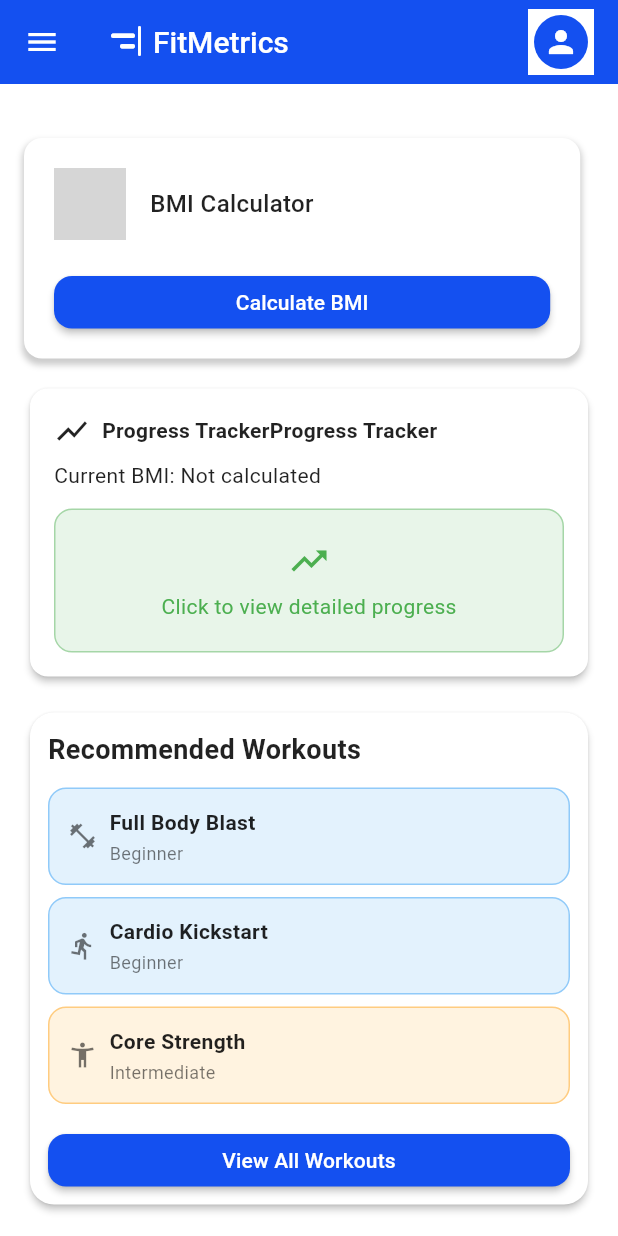
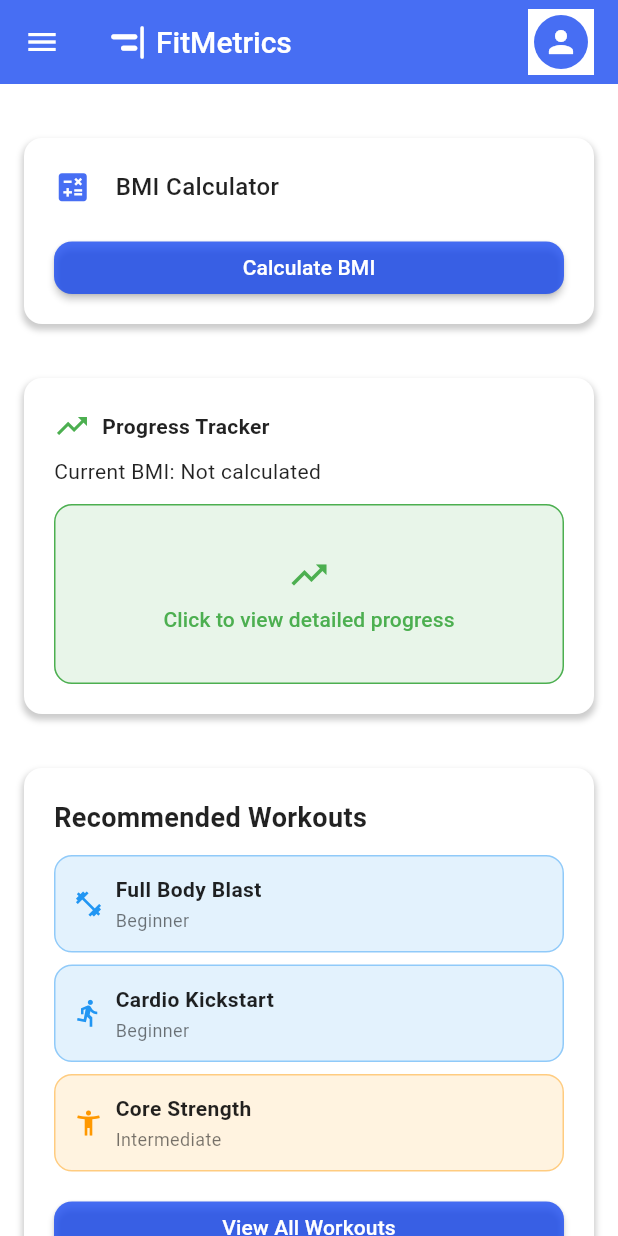
Before and after one commit to Kair1NG/FitMetricsApp, a Flutter app: the screen it shows after launch, on a phone screen of 412 x 824 dp. Run offline on Flutter 3.47's test engine with Material 3 defaults, Android fonts, the phone set to English and light mode, and no system bars; drawn by our look-alikes of auto_size_text; our stand-ins replace fl_chart; Roboto replaces fonts that are missing (ShatellSans); grey boxes are pictures that could not be loaded.

Commit message:
Fix navigation routes and implemented consistency
- Fixed working routes

```diff
--- a/fit_metrics/lib/common/widgets/app_bar.dart
+++ b/fit_metrics/lib/common/widgets/app_bar.dart
@@ -1,3 +1,4 @@
+import 'package:auto_size_text/auto_size_text.dart';
 import 'package:flutter/material.dart';
 
 class CommonAppBar extends StatelessWidget implements PreferredSizeWidget {
@@ -22,16 +23,20 @@ class CommonAppBar extends StatelessWidget implements PreferredSizeWidget {
           Icon(
             icon, // You can change this icon,
             color: colorScheme.onPrimary,
-            size: 24,
+            size: 26,
           ),
           SizedBox(width: 6),
-          Text(
-            title, // this title as well.
-            style: TextStyle(
-              fontFamily: 'ShatellSans',
-              color: colorScheme.onPrimary,
-              fontWeight: FontWeight.w500,
-              fontSize: 20,
+          Expanded(
+            child: AutoSizeText(
+              title, // this title as well.
+              style: TextStyle(
+                color: colorScheme.onPrimary,
+                fontWeight: FontWeight.w500,
+                fontSize: 20,
+              ),
+              maxLines: 1,
+              minFontSize: 12,
+              overflow: TextOverflow.ellipsis,
             ),
           ),
         ],
--- a/fit_metrics/lib/common/widgets/drawer.dart
+++ b/fit_metrics/lib/common/widgets/drawer.dart
@@ -40,12 +40,6 @@ class CommonDrawer extends StatelessWidget {
             },
           ),
           ListTile(
-            title: Text('Register'),
-            onTap: () {
-              Navigator.pushNamed(context, '/register');
-            },
-          ),
-          ListTile(
             title: Text('Recommended Workouts'),
             onTap: () {
               Navigator.pushNamed(context, '/recommended_workouts');
--- a/fit_metrics/lib/main.dart
+++ b/fit_metrics/lib/main.dart
@@ -3,7 +3,6 @@
 import 'package:fit_metrics/screens/home.dart';
 import 'package:fit_metrics/screens/profile.dart';
 import 'package:fit_metrics/screens/progress_bmi_screen.dart';
-import 'package:fit_metrics/screens/register.dart';
 import 'package:fit_metrics/screens/recommended_workouts.dart';
 
 void main() {
@@ -22,7 +21,7 @@
         useMaterial3: true,
         colorScheme: const ColorScheme(
           brightness: Brightness.light,
-          primary: Color.fromARGB(255, 20, 80, 240),
+          primary: Color.fromARGB(200, 20, 70, 240),
           onPrimary: Colors.white,
           secondary: Color.fromARGB(255, 50, 120, 200),
           onSecondary: Colors.white,
@@ -43,7 +42,6 @@
         '/recommended_workouts': (context) => const RecommendedWorkoutsScreen(),
         '/bmi_calculator_screen': (context) => const BMICalculatorScreen(),
         '/profile': (context) => const ProfileScreen(),
-        '/register': (context) => const Register(),
         '/progress_tracker': (context) => const ProgressBMIScreen(),
       },
     );
--- a/fit_metrics/lib/screens/home.dart
+++ b/fit_metrics/lib/screens/home.dart
@@ -2,9 +2,6 @@ import 'package:flutter/material.dart';
 import 'package:fit_metrics/common/helpers/container_extensions.dart';
 import 'package:fit_metrics/common/widgets/app_bar.dart';
 import 'package:fit_metrics/common/widgets/drawer.dart';
-import 'package:fit_metrics/screens/bmi_calculator_screen.dart';
-import 'package:fit_metrics/screens/progress_bmi_screen.dart';
-import 'package:fit_metrics/screens/recommended_workouts.dart';
 import '../services/progress_bmi_service.dart';
 
 class Home extends StatefulWidget {
@@ -41,6 +38,7 @@ class _HomeState extends State<Home> {
         "title": "Full Body Blast",
         "level": "Beginner",
         "icon": Icons.fitness_center,
+        "icon_color": Colors.blue[500],
         "color": Colors.blue[50],
         "border": Colors.blue[200],
       },
@@ -48,6 +46,7 @@ class _HomeState extends State<Home> {
         "title": "Cardio Kickstart",
         "level": "Beginner",
         "icon": Icons.directions_run,
+        "icon_color": Colors.blue[500],
         "color": Colors.blue[50],
         "border": Colors.blue[200],
       },
@@ -55,6 +54,7 @@ class _HomeState extends State<Home> {
         "title": "Core Strength",
         "level": "Intermediate",
         "icon": Icons.accessibility_new,
+        "icon_color": Colors.orange[500],
         "color": Colors.orange[50],
         "border": Colors.orange[200],
       },
@@ -64,7 +64,8 @@ class _HomeState extends State<Home> {
       backgroundColor: colorScheme.surface,
       appBar: const CommonAppBar(),
       drawer: const CommonDrawer(),
-      body: SingleChildScrollView(
+      body: SafeArea(
+        child: SingleChildScrollView(
           padding: const EdgeInsets.all(16),
           child: Column(
             crossAxisAlignment: CrossAxisAlignment.start,
@@ -76,13 +77,9 @@ class _HomeState extends State<Home> {
                     Row(
                       children: [
                         Icon(
-
                           Icons.calculate,
-
                           size: 25,
-
                           color: colorScheme.primary,
-                      ,
                         ),
                         const SizedBox(width: 16),
                         Text(
@@ -100,7 +97,10 @@ class _HomeState extends State<Home> {
                       height: 35,
                       child: ElevatedButton(
                         onPressed: () {
-                        Navigator.pushNamed(context, "/bmi_calculator_screen");
+                          Navigator.pushNamed(
+                            context,
+                            "/bmi_calculator_screen",
+                          );
                         },
                         style: context.styledElevatedButton().style,
                         child: const Text('Calculate BMI'),
@@ -113,24 +113,14 @@ class _HomeState extends State<Home> {
               const SizedBox(height: 16),
 
               // PROGRESS CHART
-            Card(
-              shape: RoundedRectangleBorder(
-                borderRadius: BorderRadius.circular(12),
-              ),
-              elevation: 2,
-              child: Padding(
-                padding: const EdgeInsets.all(16),
+              context.styledContainer(
                 child: Column(
                   crossAxisAlignment: CrossAxisAlignment.start,
                   children: [
                     const Row(
                       children: [
-                        Icon(Icons.show_chart),
+                        Icon(Icons.trending_up, color: Colors.green),
                         SizedBox(width: 8),
-                        Text(
-                          "Progress Tracker",
-                          style: TextStyle(fontWeight: FontWeight.w600),
-                        ),
                         Text(
                           "Progress Tracker",
                           style: TextStyle(fontWeight: FontWeight.w600),
@@ -142,20 +132,26 @@ class _HomeState extends State<Home> {
                       "Current BMI: ${currentBmi != null ? currentBmi!.toStringAsFixed(1) + (currentCategory != null ? " ($currentCategory)" : "") : "Not calculated"}",
                     ),
                     const SizedBox(height: 12),
-                    GestureDetector(
-                      onTap: () {
+                    SizedBox(
+                      width: double.infinity,
+                      height: 120,
+                      child: OutlinedButton(
+                        onPressed: () {
                           Navigator.pushNamed(context, '/progress_tracker');
                         },
-                      child: Container(
-                        width: double.infinity,
-                        padding: const EdgeInsets.all(20),
-                        decoration: BoxDecoration(
-                          color: Colors.green.shade50,
+                        style: OutlinedButton.styleFrom(
+                          backgroundColor: Colors.green.shade50,
+                          minimumSize: Size(double.infinity, 50),
+                          side: BorderSide(color: Colors.green),
+                          shape: RoundedRectangleBorder(
                             borderRadius: BorderRadius.circular(12),
-                          border: Border.all(color: Colors.green.shade200),
                           ),
-                        child: const Center(
+                        ),
+                        child: Center(
                           child: Column(
+                            mainAxisSize: MainAxisSize.min,
+                            mainAxisAlignment: MainAxisAlignment.center,
+                            crossAxisAlignment: CrossAxisAlignment.center,
                             children: [
                               Icon(
                                 Icons.trending_up,
@@ -175,18 +171,11 @@ class _HomeState extends State<Home> {
                   ],
                 ),
               ),
-            ),
 
               const SizedBox(height: 16),
 
               // RECOMMENDED WORKOUTS
-            Card(
-              shape: RoundedRectangleBorder(
-                borderRadius: BorderRadius.circular(16),
-              ),
-              elevation: 2,
-              child: Padding(
-                padding: const EdgeInsets.all(12),
+              context.styledContainer(
                 child: Column(
                   crossAxisAlignment: CrossAxisAlignment.start,
                   children: [
@@ -210,7 +199,7 @@ class _HomeState extends State<Home> {
                           ),
                           child: Row(
                             children: [
-                              Icon(w["icon"], size: 20, color: Colors.black54),
+                              Icon(w["icon"], size: 20, color: w['icon_color']),
                               const SizedBox(width: 8),
                               Column(
                                 crossAxisAlignment: CrossAxisAlignment.start,
@@ -252,8 +241,8 @@ class _HomeState extends State<Home> {
                   ],
                 ),
               ),
+            ],
           ),
-          ],
         ),
       ),
     );
--- a/fit_metrics/lib/screens/profile.dart
+++ b/fit_metrics/lib/screens/profile.dart
@@ -49,7 +49,7 @@ class _ProfileScreenState extends State<ProfileScreen> {
         ),
         child: Column(
           children: [
-            context.styledCard(
+            context.styledContainer(
               child: Row(
                 children: [
                   CircleAvatar(
@@ -114,7 +114,7 @@ class _ProfileScreenState extends State<ProfileScreen> {
             ),
             const SizedBox(height: 24),
 
-            context.styledCard(
+            context.styledContainer(
               child: Column(
                 crossAxisAlignment: CrossAxisAlignment.start,
                 children: [
--- a/fit_metrics/lib/screens/progress_bmi_preview.dart
+++ /dev/null
@@ -1,19 +0,0 @@
-import 'package:flutter/material.dart';
-import '/screens/progress_bmi_screen.dart';
-void main() {
-  runApp(const PreviewApp());
-}
-
-class PreviewApp extends StatelessWidget {
-  const PreviewApp({super.key});
-
-  @override
-  Widget build(BuildContext context) {
-    return MaterialApp(
-      debugShowCheckedModeBanner: false,
-      title: 'Preview Progress',
-      theme: ThemeData(primarySwatch: Colors.blue),
-      home: const ProgressBMIScreen(),
-    );
-  }
-}
--- a/fit_metrics/lib/screens/progress_bmi_screen.dart
+++ b/fit_metrics/lib/screens/progress_bmi_screen.dart
@@ -1,5 +1,5 @@
+import 'package:fit_metrics/common/helpers/tracker_extensions.dart';
 import 'package:flutter/material.dart';
-import '/widgets/progress_bmi_stat_card.dart';
 import '/widgets/weekly_progress_list.dart';
 import '/widgets/progress_bmi_chart.dart';
 import 'package:fit_metrics/common/widgets/app_bar.dart';
@@ -33,14 +33,14 @@ class ProgressBMIScreen extends StatelessWidget {
             Row(
               children: [
                 Expanded(
-                  child: ProgressBMIStatCard(
+                  child: buildStatCard(
                     title: "Current BMI",
                     value: currentBmi?.toStringAsFixed(1) ?? '-',
                     color: Colors.green,
                   ),
                 ),
                 Expanded(
-                  child: ProgressBMIStatCard(
+                  child: buildStatCard(
                     title: "Change",
                     value: bmiChange.toStringAsFixed(1),
                     color: Colors.orange,
--- a/fit_metrics/pubspec.yaml
+++ b/fit_metrics/pubspec.yaml
@@ -37,6 +37,7 @@ dependencies:
     git:
       url: https://github.com/Kair1NG/fl_chart.git
       ref: fix-vector-math-compatibility
+  auto_size_text: ^3.0.0
 
 dev_dependencies:
   flutter_test:
```
Also changed, not shown: fit_metrics/lib/common/helpers/container_extensions.dart (+3 -9 lines), fit_metrics/lib/common/helpers/tracker_extensions.dart (renamed from fit_metrics/lib/widgets/progress_bmi_stat_card.dart, +14 -10 lines), fit_metrics/lib/screens/logIn.dart (deleted, +0 -16 lines), fit_metrics/lib/screens/register.dart (deleted, +0 -109 lines), fit_metrics/pubspec.lock. Lines whose indentation alone changed are shown as unchanged.
